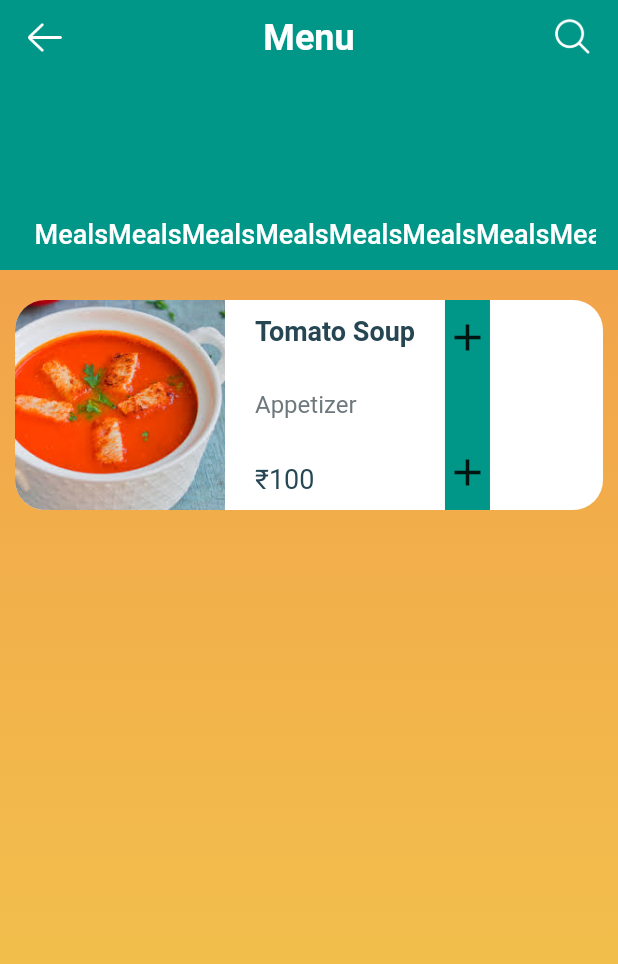
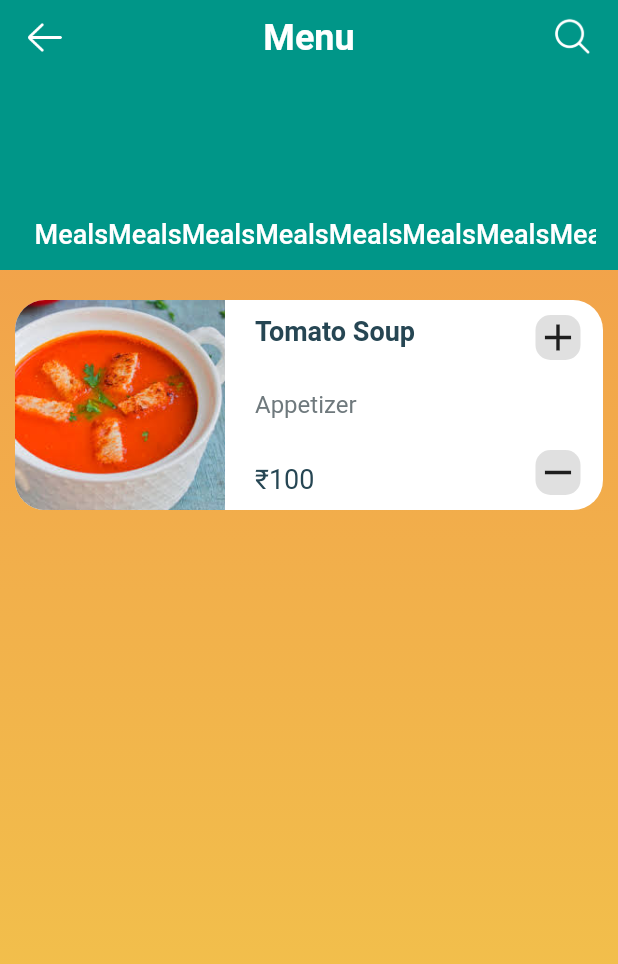
Before and after one commit to Idiosyncratics/Basil_Hut, a Flutter app: the MenuScreen screen opened directly, on a phone screen of 412 x 824 dp. Shown: the top 964 px of the screen. Run offline on Flutter 3.47's test engine with Material 2 defaults, Android fonts, the phone set to English and light mode, and no system bars; our stand-ins replace cloud_firestore, file_picker, firebase_auth, firebase_core, firebase_storage, permission_handler; accounts and stored records are empty.

Commit message:
Completed Menu Card

```diff
--- a/lib/views/menuScreen.dart
+++ b/lib/views/menuScreen.dart
@@ -86,7 +86,7 @@ class _MenuScreenState extends State<MenuScreen> {
               padding: EdgeInsets.symmetric(vertical: 20, horizontal: 10),
               child: Column(
                 children: [
-                  Container(
+                  Container( //white container
                     height: 140,
                     width: double.infinity,
                     padding: EdgeInsets.all(0),
@@ -117,6 +117,7 @@ class _MenuScreenState extends State<MenuScreen> {
                           ),
                         ),
                         Container(
+                          width: 140,
                           height: double.infinity,
                           padding: EdgeInsets.symmetric(vertical: 10),
                           margin: EdgeInsets.symmetric(horizontal: 20),
@@ -142,22 +143,40 @@ class _MenuScreenState extends State<MenuScreen> {
                             ],
                           ),
                         ),
-                        Container(
+                        Expanded(
+                          child: ClipRRect(
+                            borderRadius: BorderRadius.only(topRight: Radius.circular(20), bottomRight: Radius.circular(20)),
+                            child: Container(
+                              alignment: Alignment.centerRight,
                               height: double.infinity,
-                          padding: EdgeInsets.symmetric(vertical: 10),
-                          color: Colors.teal,
+                              padding: EdgeInsets.only(top: 10, bottom: 10, right: 15),
+                              // color: Colors.teal,
                               child: Column(
                                 mainAxisAlignment: MainAxisAlignment.spaceBetween,
                                 children: [
-                              Icon(
+                                  Container(
+                                    decoration: BoxDecoration(
+                                      color: Colors.grey[300],
+                                      borderRadius: BorderRadius.all(Radius.circular(10))
+                                    ),
+                                    child: Icon(
                                       Icons.add,
                                       size: 30,
                                     ),
-                              Icon(
-                                Icons.add,
+                                  ),
+                                  Container(
+                                    decoration: BoxDecoration(
+                                        color: Colors.grey[300],
+                                        borderRadius: BorderRadius.all(Radius.circular(10))
+                                    ),
+                                    child: Icon(
+                                      Icons.remove,
                                       size: 30,
                                     ),
+                                  ),
                                 ],
+                              ),
+                            ),
                           ),
                         ),
                       ],
--- a/lib/views/signIn.dart
+++ b/lib/views/signIn.dart
@@ -1,6 +1,7 @@
 import 'package:basil_hut/backend/auth.dart';
 import 'package:basil_hut/widgets/widget.dart';
 import 'package:flutter/material.dart';
+import 'package:basil_hut/views/menuScreen.dart';
 import 'package:firebase_auth/firebase_auth.dart';
 import './signUp.dart';
 
@@ -21,11 +22,16 @@ class _SignInState extends State<SignIn> {
       setState(() {
         isLoading = true;
       });
-      final String result = await auth.signInWithEmailAndPassword(
-          emailController.text, passwordController.text);
+      await auth.signInWithEmailAndPassword(
+          emailController.text, passwordController.text).then((res){
+            if(res!=null){
+              Navigator.pushReplacement(context, MaterialPageRoute(builder: (context) => MenuScreen()));
+            }
+      });
       //TODO Display SnackBar & Error
       //Signed In
       //TODO Redirect to Menu Screen (pushReplacement)
+
 
       setState(() {
         isLoading = false;
```
Lines whose indentation alone changed are shown as unchanged.
